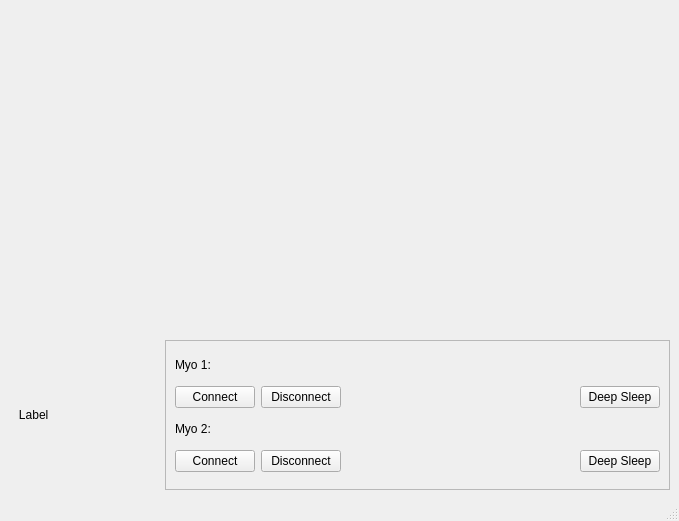
Above: myo2.ui from javierkno/myo-inmoov before the change. Below: the same form after it.
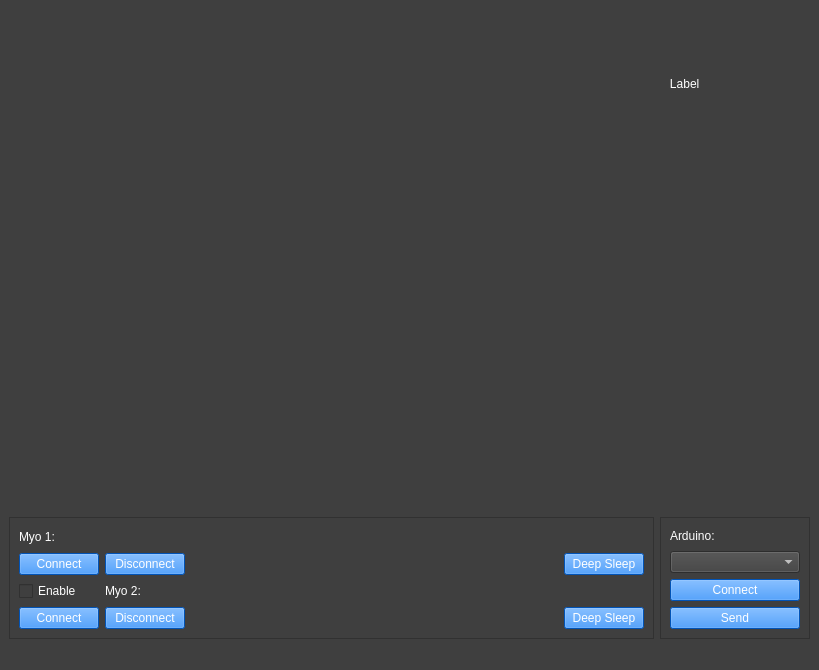
That is the form after the change.

```diff
--- a/myo2.ui
+++ b/myo2.ui
@@ -6,36 +6,21 @@
    <rect>
     <x>0</x>
     <y>0</y>
-    <width>679</width>
-    <height>521</height>
+    <width>819</width>
+    <height>670</height>
    </rect>
   </property>
   <property name="windowTitle">
    <string>Myo Viewer</string>
   </property>
+  <property name="styleSheet">
+   <string notr="true">QWidget { background-color: rgb(63, 63, 63); color: white }
+QPushButton::!enabled { background-color:rgb(170, 170, 170); color: black }
+QPushButton { background-color: rgb(2, 116, 255); color: white }</string>
+  </property>
   <widget class="QWidget" name="centralwidget">
    <layout class="QGridLayout" name="gridLayout">
-    <item row="0" column="0" colspan="4">
-     <widget class="QWidget" name="plot" native="true">
-      <property name="sizePolicy">
-       <sizepolicy hsizetype="Expanding" vsizetype="Preferred">
-        <horstretch>0</horstretch>
-        <verstretch>0</verstretch>
-       </sizepolicy>
-      </property>
-      <property name="minimumSize">
-       <size>
-        <width>200</width>
-        <height>200</height>
-       </size>
-      </property>
-      <property name="layoutDirection">
-       <enum>Qt::LeftToRight</enum>
-      </property>
-      <layout class="QVBoxLayout" name="mplvl"/>
-     </widget>
-    </item>
-    <item row="1" column="0">
+    <item row="0" column="6">
      <widget class="QLabel" name="lbl_pose">
       <property name="sizePolicy">
        <sizepolicy hsizetype="Fixed" vsizetype="Fixed">
@@ -60,8 +45,76 @@
       </property>
      </widget>
     </item>
-    <item row="1" column="1" colspan="3">
-     <widget class="QFrame" name="frame">
+    <item row="5" column="6">
+     <widget class="QFrame" name="frame_arduino">
+      <property name="frameShape">
+       <enum>QFrame::StyledPanel</enum>
+      </property>
+      <property name="frameShadow">
+       <enum>QFrame::Raised</enum>
+      </property>
+      <layout class="QVBoxLayout" name="verticalLayout">
+       <item>
+        <widget class="QLabel" name="label">
+         <property name="maximumSize">
+          <size>
+           <width>50</width>
+           <height>20</height>
+          </size>
+         </property>
+         <property name="text">
+          <string>Arduino:</string>
+         </property>
+        </widget>
+       </item>
+       <item>
+        <widget class="QComboBox" name="cb_port"/>
+       </item>
+       <item>
+        <widget class="QPushButton" name="btn_connectArduino">
+         <property name="text">
+          <string>Connect</string>
+         </property>
+        </widget>
+       </item>
+       <item>
+        <widget class="QPushButton" name="btn_send">
+         <property name="text">
+          <string>Send</string>
+         </property>
+        </widget>
+       </item>
+      </layout>
+     </widget>
+    </item>
+    <item row="1" column="6" rowspan="2">
+     <widget class="QLabel" name="lbl_art">
+      <property name="text">
+       <string>&lt;html&gt;&lt;head/&gt;&lt;body&gt;&lt;p&gt;&lt;br/&gt;&lt;/p&gt;&lt;/body&gt;&lt;/html&gt;</string>
+      </property>
+      <property name="scaledContents">
+       <bool>true</bool>
+      </property>
+      <property name="alignment">
+       <set>Qt::AlignCenter</set>
+      </property>
+     </widget>
+    </item>
+    <item row="3" column="6" rowspan="2">
+     <widget class="QLabel" name="lbl_mov">
+      <property name="text">
+       <string/>
+      </property>
+      <property name="scaledContents">
+       <bool>true</bool>
+      </property>
+      <property name="alignment">
+       <set>Qt::AlignCenter</set>
+      </property>
+     </widget>
+    </item>
+    <item row="5" column="2">
+     <widget class="QFrame" name="frame_myo">
       <property name="frameShape">
        <enum>QFrame::StyledPanel</enum>
       </property>
@@ -69,14 +122,78 @@
        <enum>QFrame::Raised</enum>
       </property>
       <layout class="QGridLayout" name="gridLayout_2">
-       <item row="3" column="0">
+       <item row="8" column="0">
         <widget class="QPushButton" name="btn_connect2">
          <property name="text">
           <string>Connect</string>
          </property>
         </widget>
        </item>
-       <item row="0" column="0">
+       <item row="6" column="0">
+        <widget class="QPushButton" name="btn_connect">
+         <property name="styleSheet">
+          <string notr="true"/>
+         </property>
+         <property name="text">
+          <string>Connect</string>
+         </property>
+        </widget>
+       </item>
+       <item row="6" column="3">
+        <spacer name="horizontalSpacer">
+         <property name="orientation">
+          <enum>Qt::Horizontal</enum>
+         </property>
+         <property name="sizeHint" stdset="0">
+          <size>
+           <width>40</width>
+           <height>20</height>
+          </size>
+         </property>
+        </spacer>
+       </item>
+       <item row="8" column="3">
+        <spacer name="horizontalSpacer_2">
+         <property name="orientation">
+          <enum>Qt::Horizontal</enum>
+         </property>
+         <property name="sizeHint" stdset="0">
+          <size>
+           <width>40</width>
+           <height>20</height>
+          </size>
+         </property>
+        </spacer>
+       </item>
+       <item row="8" column="4">
+        <widget class="QPushButton" name="btn_sleep2">
+         <property name="text">
+          <string>Deep Sleep</string>
+         </property>
+        </widget>
+       </item>
+       <item row="2" column="2">
+        <widget class="QLabel" name="myo_1_name">
+         <property name="text">
+          <string/>
+         </property>
+        </widget>
+       </item>
+       <item row="7" column="2">
+        <widget class="QLabel" name="myo_2_name">
+         <property name="text">
+          <string/>
+         </property>
+        </widget>
+       </item>
+       <item row="6" column="4">
+        <widget class="QPushButton" name="btn_sleep">
+         <property name="text">
+          <string>Deep Sleep</string>
+         </property>
+        </widget>
+       </item>
+       <item row="2" column="0">
         <widget class="QLabel" name="myo_1">
          <property name="sizePolicy">
           <sizepolicy hsizetype="Fixed" vsizetype="Fixed">
@@ -101,25 +218,11 @@
          </property>
         </widget>
        </item>
-       <item row="1" column="0">
-        <widget class="QPushButton" name="btn_connect">
-         <property name="styleSheet">
-          <string notr="true"/>
-         </property>
-         <property name="text">
-          <string>Connect</string>
-         </property>
-        </widget>
-       </item>
-       <item row="1" column="3">
-        <widget class="QPushButton" name="btn_sleep">
-         <property name="text">
-          <string>Deep Sleep</string>
-         </property>
-        </widget>
-       </item>
-       <item row="1" column="1">
+       <item row="6" column="1">
         <widget class="QPushButton" name="btn_disconnect">
+         <property name="enabled">
+          <bool>true</bool>
+         </property>
          <property name="styleSheet">
           <string notr="true"/>
          </property>
@@ -128,7 +231,14 @@
          </property>
         </widget>
        </item>
-       <item row="2" column="0">
+       <item row="8" column="1">
+        <widget class="QPushButton" name="btn_disconnect2">
+         <property name="text">
+          <string>Disconnect</string>
+         </property>
+        </widget>
+       </item>
+       <item row="7" column="1">
         <widget class="QLabel" name="myo_2">
          <property name="minimumSize">
           <size>
@@ -147,57 +257,10 @@
          </property>
         </widget>
        </item>
-       <item row="1" column="2">
-        <spacer name="horizontalSpacer">
-         <property name="orientation">
-          <enum>Qt::Horizontal</enum>
-         </property>
-         <property name="sizeHint" stdset="0">
-          <size>
-           <width>40</width>
-           <height>20</height>
-          </size>
-         </property>
-        </spacer>
-       </item>
-       <item row="3" column="1">
-        <widget class="QPushButton" name="btn_disconnect2">
+       <item row="7" column="0">
+        <widget class="QCheckBox" name="cb_myo2">
          <property name="text">
-          <string>Disconnect</string>
-         </property>
-        </widget>
-       </item>
-       <item row="3" column="2">
-        <spacer name="horizontalSpacer_2">
-         <property name="orientation">
-          <enum>Qt::Horizontal</enum>
-         </property>
-         <property name="sizeHint" stdset="0">
-          <size>
-           <width>40</width>
-           <height>20</height>
-          </size>
-         </property>
-        </spacer>
-       </item>
-       <item row="3" column="3">
-        <widget class="QPushButton" name="btn_sleep2">
-         <property name="text">
-          <string>Deep Sleep</string>
-         </property>
-        </widget>
-       </item>
-       <item row="0" column="1">
-        <widget class="QLabel" name="myo_1_name">
-         <property name="text">
-          <string/>
-         </property>
-        </widget>
-       </item>
-       <item row="2" column="1">
-        <widget class="QLabel" name="myo_2_name">
-         <property name="text">
-          <string/>
+          <string>Enable</string>
          </property>
         </widget>
        </item>
@@ -214,6 +277,33 @@
       <zorder>btn_sleep2</zorder>
       <zorder>myo_1_name</zorder>
       <zorder>myo_2_name</zorder>
+      <zorder>btn_disconnect</zorder>
+      <zorder>btn_disconnect2</zorder>
+      <zorder>myo_2</zorder>
+      <zorder>cb_myo2</zorder>
+     </widget>
+    </item>
+    <item row="0" column="2" rowspan="5">
+     <widget class="QWidget" name="plot" native="true">
+      <property name="enabled">
+       <bool>false</bool>
+      </property>
+      <property name="sizePolicy">
+       <sizepolicy hsizetype="Expanding" vsizetype="Preferred">
+        <horstretch>0</horstretch>
+        <verstretch>0</verstretch>
+       </sizepolicy>
+      </property>
+      <property name="minimumSize">
+       <size>
+        <width>200</width>
+        <height>200</height>
+       </size>
+      </property>
+      <property name="layoutDirection">
+       <enum>Qt::LeftToRight</enum>
+      </property>
+      <layout class="QVBoxLayout" name="mplvl"/>
      </widget>
     </item>
    </layout>
```
Left out of the diff: 10 changed lines with no effect on the pictures.
